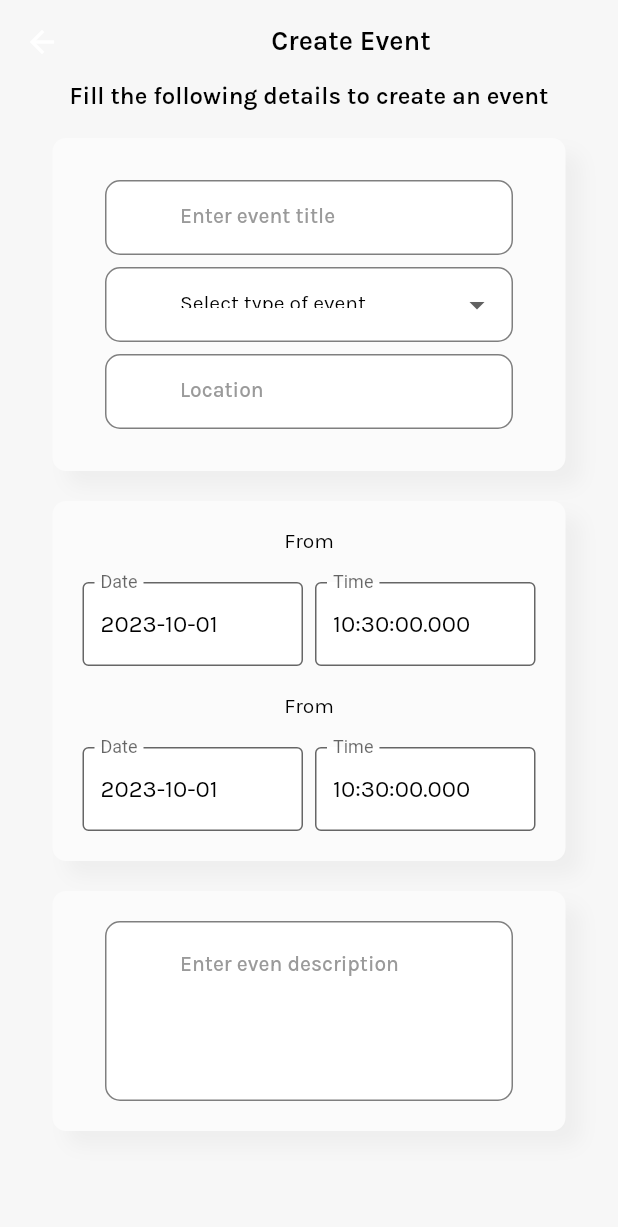
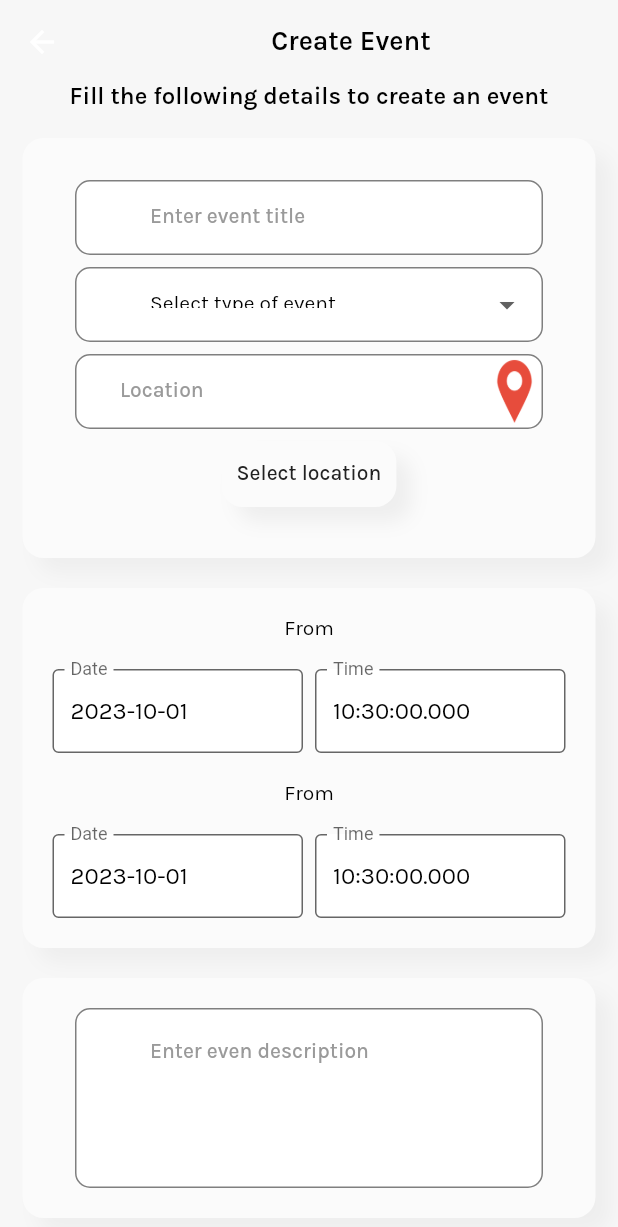
Before and after one commit to johnwandera37/Krazy-Knot, a Flutter app: the CreateEvent screen opened directly, on a phone screen of 412 x 824 dp. Shown: the top 1227 px of the screen. Run offline on Flutter 3.47's test engine with Material 2 defaults, Android fonts, the phone set to English and light mode, and no system bars; our stand-ins replace animated_notch_bottom_bar, flutter_dotenv, flutter_neumorphic, get, google_fonts, hexcolor and 4 more; missing offline and left inert: dart:html, open_street_map_search_and_pick; accounts and stored records are empty.

Commit message:
#KK-I32 #Comment Adding-location-selection

```diff
--- /dev/null
+++ b/lib/controllers/map_address.dart
@@ -0,0 +1,9 @@
+import '../utils/export_files.dart';
+
+class MapPickerController extends GetxController {
+  final RxString address = ''.obs;
+
+  void setAddress(String newAddress) {
+    address.value = newAddress;
+  }
+}
--- a/lib/ui/base/widgets/custom_button.dart
+++ b/lib/ui/base/widgets/custom_button.dart
@@ -20,43 +20,52 @@ class CustomButton extends StatelessWidget {
           onTap: () {
             onTap();
           },
-          child: NeumorphicButton(
-            margin: EdgeInsets.symmetric(
-              vertical: vertMargin ?? 0.0,
-            ),
-            onPressed: () {
-              onTap();
-            },
-            style: NeumorphicStyle(
-              shape: NeumorphicShape.flat,
-              color: themeController.backgroundColor,
-              shadowLightColor: themeController.shadowLightColor, //Color(0xFF333333),
-              boxShape: NeumorphicBoxShape.roundRect(
-                BorderRadius.circular(30),
-              ),
-              //border: NeumorphicBorder()
-            ),
-            padding: const EdgeInsets.symmetric(
-              horizontal: 50,
-              vertical: 18,
-            ),
+
+          child:Container(
+           padding: EdgeInsets.symmetric(horizontal: 10, vertical: 15),
+            decoration: inputDecoration(),
             child: GestureDetector(
               onTap: () {
                 onTap();
               },
               child: Text(
                 buttonStr,
-                style: GoogleFonts.montserrat(
+                style: GoogleFonts.karla(
                   color: themeController.fontColor,
-                  fontSize: 16,
-                  fontWeight: FontWeight.w600,
+                  fontSize: 14,
+                  fontWeight: FontWeight.w500,
                   height: 1.0,
                 ),
               ),
             ),
-          ),
+          )
         );
 
 
   }
 }
+
+
+// child: NeumorphicButton(
+          //   margin: EdgeInsets.symmetric(
+          //     vertical: vertMargin ?? 0.0,
+          //   ),
+          //   onPressed: () {
+          //     onTap();
+          //   },
+          //   style: NeumorphicStyle(
+          //     shape: NeumorphicShape.flat,
+          //     color: themeController.backgroundColor,
+          //     shadowLightColor: themeController.shadowLightColor, //Color(0xFF333333),
+          //     boxShape: NeumorphicBoxShape.roundRect(
+          //       BorderRadius.circular(30),
+          //     ),
+          //     //border: NeumorphicBorder()
+          //   ),
+          //   padding: const EdgeInsets.symmetric(
+          //     horizontal: 50,
+          //     vertical: 18,
+          //   ),
+
+
+          // ),
--- a/lib/ui/base/widgets/event_input.dart
+++ b/lib/ui/base/widgets/event_input.dart
@@ -1,6 +1,3 @@
-
-
-import 'package:photomanager/ui/base/widgets/custom_image.dart';
 import 'package:photomanager/utils/export_files.dart';
 
 class Eventnput extends StatelessWidget {
@@ -13,6 +10,9 @@ class Eventnput extends StatelessWidget {
   final List<String>? dropdownItems;
   final String? selectedDropdownValue;
   final void Function(String?)? onDropdownChanged;
+  final bool readOnly;
+  final String? initialValue;
+
 
   const Eventnput({
     super.key,
@@ -24,7 +24,9 @@ class Eventnput extends StatelessWidget {
     this.dropdownItems,
     this.selectedDropdownValue,
     this.onDropdownChanged,
-    this.maxLines
+    this.maxLines,
+    this.readOnly = false,
+    this.initialValue,
   });
 
   @override
@@ -32,7 +34,8 @@ class Eventnput extends StatelessWidget {
     double errorFontSize = 11;
       final isDescriptionInput = maxLines != null && maxLines! > 1;
 
-    return Container(
+    return
+      Container(
         height:isDescriptionInput ? null : 50,
         width: Get.width,
         margin: EdgeInsets.symmetric(
@@ -44,6 +47,7 @@ class Eventnput extends StatelessWidget {
         ),
         child: Center(
           child:
+
           dropdownItems != null? // Check if dropdown items are provided
           DropdownButtonFormField<String>(
                         value: selectedDropdownValue,
@@ -70,6 +74,7 @@ class Eventnput extends StatelessWidget {
                         // dropdownColor: themeController.backgroundColor,
                       // ),
                     ):
+          //with suffix
           suffixIconPath != null
               ? TextFormField(
                     controller: textEditingController,
@@ -77,6 +82,8 @@ class Eventnput extends StatelessWidget {
                         inputDecorationWithSuffix(errorFontSize: errorFontSize),
                     style: inputTextStyle(),
                     maxLines: maxLines?? 1,
+                    readOnly: readOnly,
+                    initialValue: initialValue,
                   )
 
               // NO PREFIX ICON
@@ -85,6 +92,8 @@ class Eventnput extends StatelessWidget {
                     decoration: inputDecoration(errorFontSize: errorFontSize),
                     style: inputTextStyle(),
                     maxLines: maxLines?? 1,
+                    readOnly: readOnly,
+                    initialValue: initialValue,
                   ),
 
         ),
@@ -152,8 +161,8 @@ focusedBorder()=>OutlineInputBorder(
           child:
           Image.asset(
             suffixIconPath ?? '',
-            width: 24,
-            height: 24,
+            width: 30,
+            height: 18,
             fit: BoxFit.fill,
           ),
         ),
--- a/lib/ui/event_creation/event_creation.dart
+++ b/lib/ui/event_creation/event_creation.dart
@@ -1,6 +1,5 @@
-import 'package:photomanager/utils/images.dart';
-
 import '../../../utils/export_files.dart';
+import '../../utils/images.dart';
 
 class CreateEvent extends StatefulWidget {
   const CreateEvent({super.key});
@@ -10,8 +9,15 @@ class CreateEvent extends StatefulWidget {
 }
 
 class _CreateEventState extends State<CreateEvent> {
+ final MapPickerController mapPickerController = Get.put(MapPickerController());
 
-// TextEditingController textEditingController = TextEditingController();
+TextEditingController addressController = TextEditingController();
+  @override
+  void initState() {
+    super.initState();
+    addressController.text =mapPickerController.address.value; // Set the initial value
+  }
+
 //the drop down
   String? selectedDropdownValue;
   List<String> dropdownItems = ['Food', 'Education', 'Technology', "Sports", "Business", "Wedding"];
@@ -25,17 +31,19 @@ class _CreateEventState extends State<CreateEvent> {
 
   @override
   Widget build(BuildContext context) {
-    return Scaffold(
+    return
+    Obx(() =>
+    Scaffold(
       backgroundColor: HexColor("F7F7F7"),
       appBar: AppBar(
       elevation: 0,
       backgroundColor: HexColor("F7F7F7"),
       title: const Center(child: CustomText(headingStr: "Create Event", fontSize: 18, weight: TextWeight.semiBold,)),
       ),
-      body: Container(
-      padding: const EdgeInsets.only(left: 20, right: 20, bottom: 20),
+      body:SingleChildScrollView(
+        child:
+        Container(
           margin: EdgeInsets.only(bottom: 50),
-      child: SingleChildScrollView(
           child: Column(
             children: [
               //Fill description
@@ -55,7 +63,10 @@ class _CreateEventState extends State<CreateEvent> {
                   onDropdownChanged: handleDropdownChange,
                   ),
                   //location
-                const Eventnput(hintText: "Location", vertPadding: 8,),
+
+                  Eventnput(hintText: "Location", vertPadding: 8, suffixIconPath: Images.location, initialValue: mapPickerController.address.value,),
+                  CustomButton(buttonStr: "Select location", onTap: (){Get.to(MapPicker());}),
+                  CustomText(headingStr: mapPickerController.address.value)
                 ]),
               ),
               sizedHeight(20),
@@ -99,15 +110,18 @@ class _CreateEventState extends State<CreateEvent> {
                 child: Column(children: [
 
                Eventnput(hintText: "Enter even description", maxLines: 5,)
-
                 ]),
               ),
+
+              sizedHeight(30),
+              //create button
+              CustomButton(buttonStr: "Create event", onTap: (){})
+
             ],
           ),
+        ),
       )
-
-      ),
-
+    )
     );
   }
 }
--- a/lib/ui/home/tab/event_tab.dart
+++ b/lib/ui/home/tab/event_tab.dart
@@ -51,7 +51,7 @@ class EventTab extends StatelessWidget {
               ],),
             sizedHeight(20),
             //all events come here
-           Center(
+           Container(
   child: dummyEventList.isEmpty
       ? const SizedBox(
                 height: 100,
--- a/lib/utils/constants.dart
+++ b/lib/utils/constants.dart
@@ -180,4 +180,5 @@ abstract class Constants {
   static String get sendForgotOtpUrl => "user/otp/verify";
   static String get speedTestUrl => "login";
   static String get likeImageUrl => "image/like";
+  static String get eventsUrl => "http://localhost:8080/api/";
 }
--- a/lib/utils/export_files.dart
+++ b/lib/utils/export_files.dart
@@ -24,17 +24,20 @@ export 'package:photomanager/ui/home/tab/event_tab.dart';
 export 'package:photomanager/ui/event_creation/event_creation.dart';
 export 'package:photomanager/ui/base/widgets/event_input.dart';
 export 'package:photomanager/ui/event_creation/widget/date_time.dart';
+export 'package:photomanager/ui/event_creation/widget/map_picker.dart';
 
 
 // REPO
 export 'package:photomanager/data/repo/splash_repo.dart';
 export 'package:photomanager/data/repo/auth_repo.dart';
 export 'package:photomanager/data/repo/profile_repo.dart';
+export 'package:photomanager/data/repo/events_repo.dart';
 
 // CONTROLLERS
 export 'package:photomanager/controllers/auth_controller.dart';
 export 'package:photomanager/controllers/splash_controller.dart';
 export 'package:photomanager/controllers/theme_controller.dart';
+export 'package:photomanager/controllers/map_address.dart';
 
 // MODEL
 
--- a/lib/utils/images.dart
+++ b/lib/utils/images.dart
@@ -42,6 +42,7 @@ class Images {
   static const String sports = 'assets/images/sports.png';
   static const String food = 'assets/images/food.png';
   static const String event = 'assets/images/event.png';
+  static const String location = 'assets/images/location.png';
 
 
   // JSON
--- a/lib/utils/styles.dart
+++ b/lib/utils/styles.dart
@@ -73,7 +73,7 @@ class MyStyles {
      inputDecoration() =>
         BoxDecoration(
         color:  HexColor("FBFBFB"),
-        borderRadius: BorderRadius.circular(9),
+        borderRadius: BorderRadius.circular(14),
         boxShadow: [
           BoxShadow(
             color: Colors.grey.shade200, // Shadow color
```
Also changed, not shown: lib/data/api/api_client.dart (+15 -0 lines), lib/data/repo/events_repo.dart (added, +27 -0 lines), lib/ui/event_creation/widget/map_picker.dart (added, +39 -0 lines), pubspec.yaml (+8 -0 lines), assets/images/location.png (added), lib/data/repo/profile_repo.dart (line endings or trailing spaces), pubspec.lock, 3 other files. Lines whose indentation alone changed are shown as unchanged.
